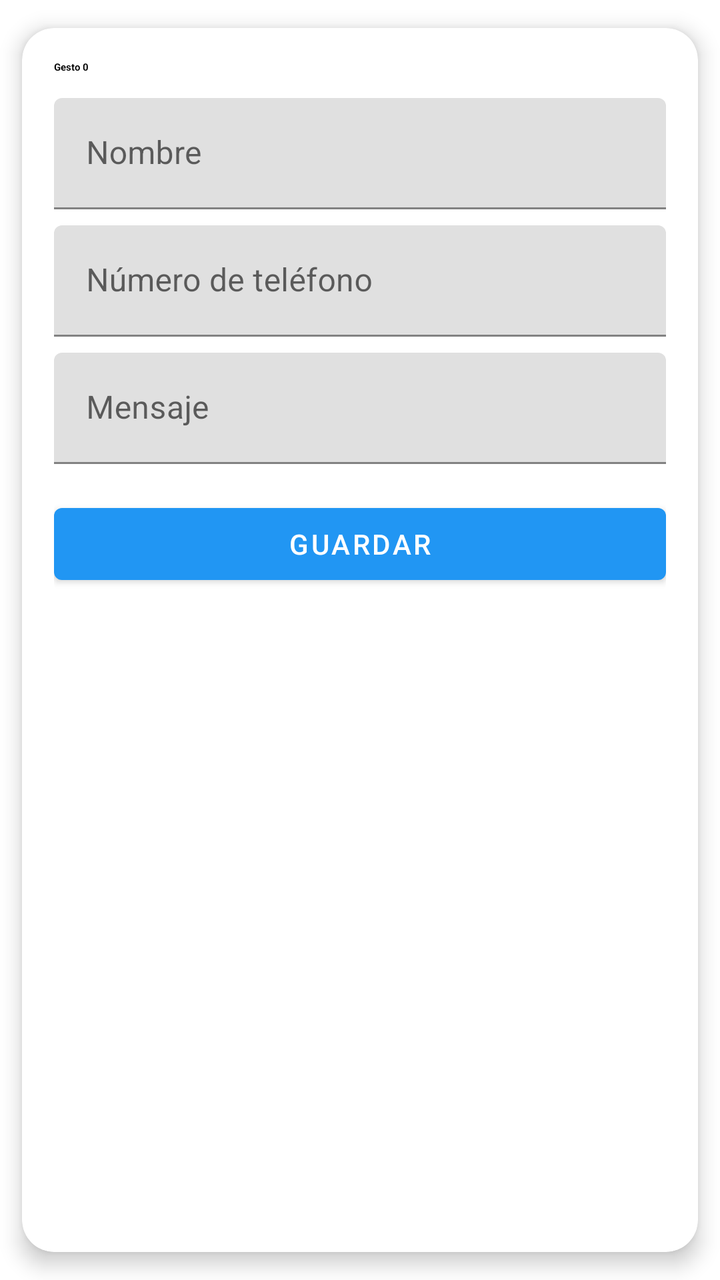
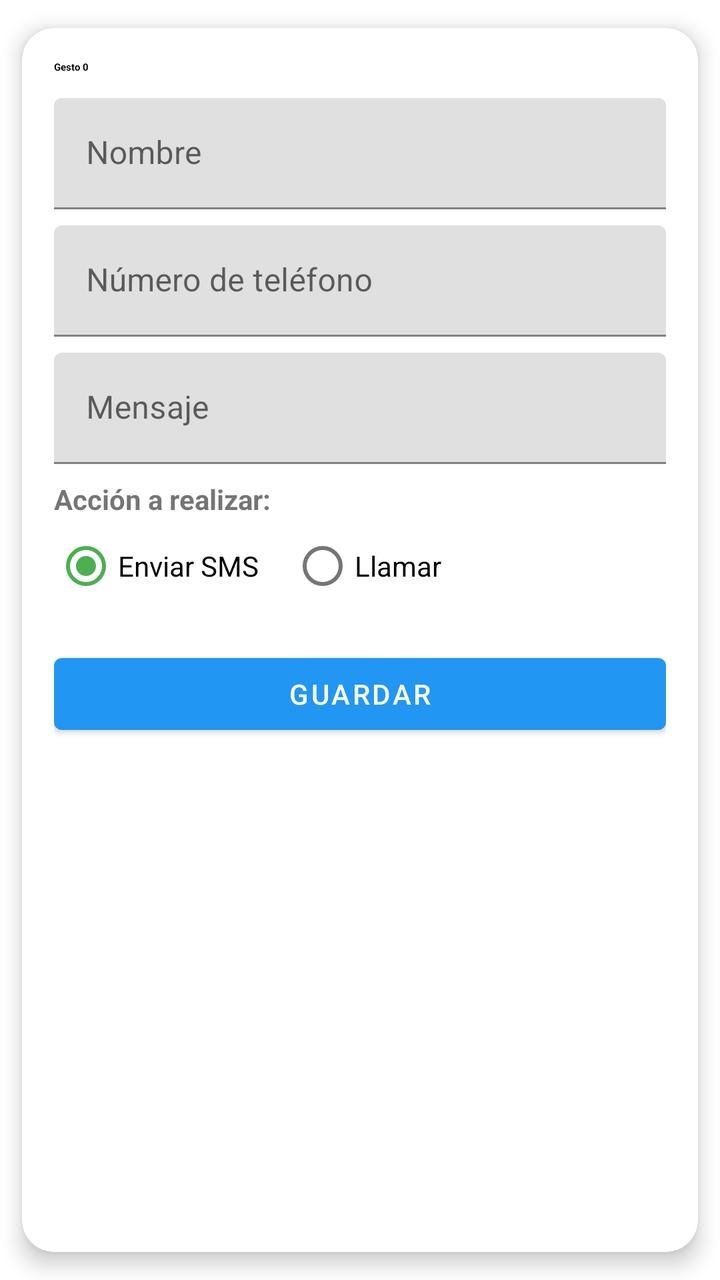

Two renders of the same Android screen: before a commit and after it. Below are the layout's source before the change and the commit's diff.
<!-- AndroidManifest.xml: application theme Theme.HandGestureApp -->
<!-- res/layout/item_contact_setting.xml -->
<?xml version="1.0" encoding="utf-8"?>
<com.google.android.material.card.MaterialCardView
    xmlns:android="http://schemas.android.com/apk/res/android"
    xmlns:app="http://schemas.android.com/apk/res-auto"
    android:layout_width="match_parent"
    android:layout_height="wrap_content"
    android:layout_marginBottom="12dp"
    app:cardCornerRadius="16dp"
    app:cardElevation="6dp"
    app:cardUseCompatPadding="true">

    <LinearLayout
        android:layout_width="match_parent"
        android:layout_height="wrap_content"
        android:orientation="vertical"
        android:padding="16dp">

        <TextView
            android:id="@+id/tvGestureLabel"
            android:layout_width="wrap_content"
            android:layout_height="wrap_content"
            android:text="Gesto 0"
            android:textAppearance="?attr/textAppearanceHeadlineSmall"
            android:textStyle="bold"
            android:textColor="?attr/colorOnSurface" />

        <com.google.android.material.textfield.TextInputLayout
            android:layout_width="match_parent"
            android:layout_height="wrap_content"
            android:layout_marginTop="12dp"
            android:hint="Nombre"> 

            <com.google.android.material.textfield.TextInputEditText
                android:id="@+id/editName"
                android:layout_width="match_parent"
                android:layout_height="wrap_content"
                android:inputType="textPersonName"
                android:maxLines="1" />
        </com.google.android.material.textfield.TextInputLayout>

        <com.google.android.material.textfield.TextInputLayout
            android:layout_width="match_parent"
            android:layout_height="wrap_content"
            android:layout_marginTop="8dp"
            android:hint="Número de teléfono"> 

            <com.google.android.material.textfield.TextInputEditText
                android:id="@+id/editPhone"
                android:layout_width="match_parent"
                android:layout_height="wrap_content"
                android:inputType="phone"
                android:maxLines="1" />
        </com.google.android.material.textfield.TextInputLayout>

        <com.google.android.material.textfield.TextInputLayout
            android:layout_width="match_parent"
            android:layout_height="wrap_content"
            android:layout_marginTop="8dp"
            android:hint="Mensaje"> 

            <com.google.android.material.textfield.TextInputEditText
                android:id="@+id/editMessage"
                android:layout_width="match_parent"
                android:layout_height="wrap_content"
                android:inputType="text"
                android:maxLines="1" />
        </com.google.android.material.textfield.TextInputLayout>

        <com.google.android.material.button.MaterialButton
            android:id="@+id/btnSave"
            android:layout_width="match_parent"
            android:layout_height="wrap_content"
            android:layout_marginTop="16dp"
            android:text="Guardar" />
    </LinearLayout>

</com.google.android.material.card.MaterialCardView>
<!-- resources referenced by this layout -->
<resources>
  <style name="Theme.HandGestureApp" parent="Theme.MaterialComponents.DayNight.NoActionBar">
          <item name="colorPrimary">#2196F3</item>
          <item name="colorPrimaryVariant">#1976D2</item>
          <item name="colorOnPrimary">#FFFFFF</item>
          <item name="colorSecondary">#4CAF50</item>
          <item name="colorOnSecondary">#FFFFFF</item>
          <item name="android:statusBarColor">?attr/colorPrimaryVariant</item>
      </style>
</resources>

<!-- the commit's change to res/layout/item_contact_setting.xml (unified diff, before → after) -->
@@ -66,6 +66,34 @@
                 android:maxLines="1" />
         </com.google.android.material.textfield.TextInputLayout>
 
+        <TextView
+            android:layout_width="wrap_content"
+            android:layout_height="wrap_content"
+            android:layout_marginTop="8dp"
+            android:text="Acción a realizar:"
+            android:textStyle="bold" />
+
+        <RadioGroup
+            android:id="@+id/rgAction"
+            android:layout_width="match_parent"
+            android:layout_height="wrap_content"
+            android:orientation="horizontal">
+
+            <RadioButton
+                android:id="@+id/rbSms"
+                android:layout_width="wrap_content"
+                android:layout_height="wrap_content"
+                android:text="Enviar SMS"
+                android:checked="true" />
+
+            <RadioButton
+                android:id="@+id/rbCall"
+                android:layout_width="wrap_content"
+                android:layout_height="wrap_content"
+                android:layout_marginStart="16dp"
+                android:text="Llamar" />
+        </RadioGroup>
+
         <com.google.android.material.button.MaterialButton
             android:id="@+id/btnSave"
             android:layout_width="match_parent"
